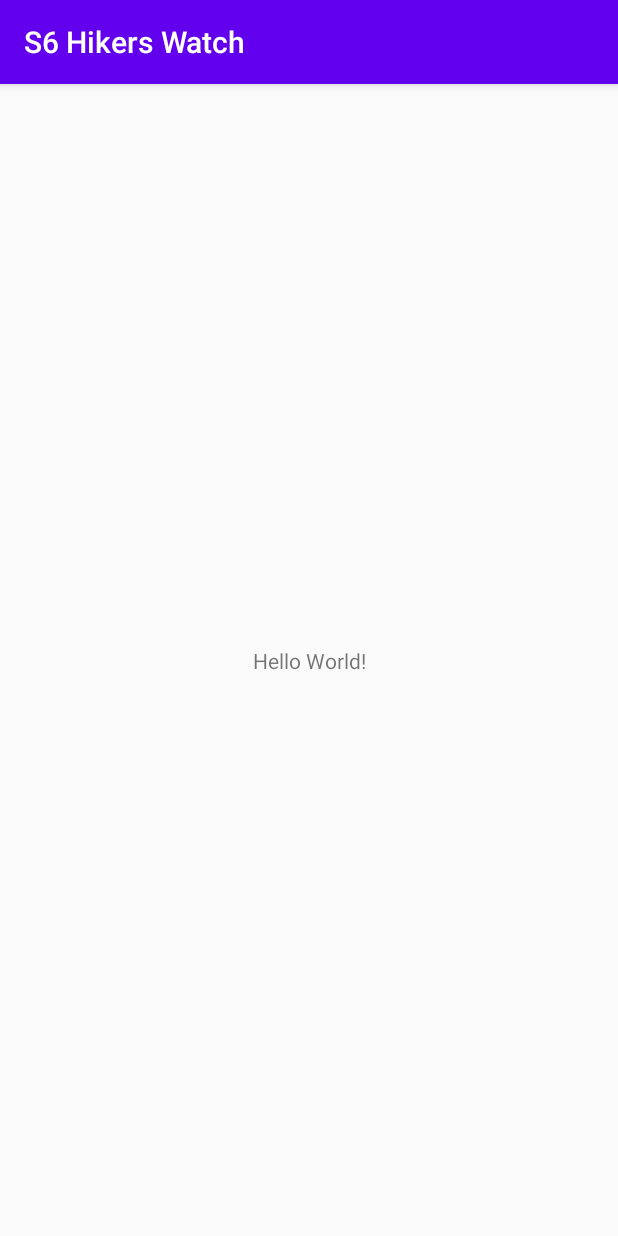
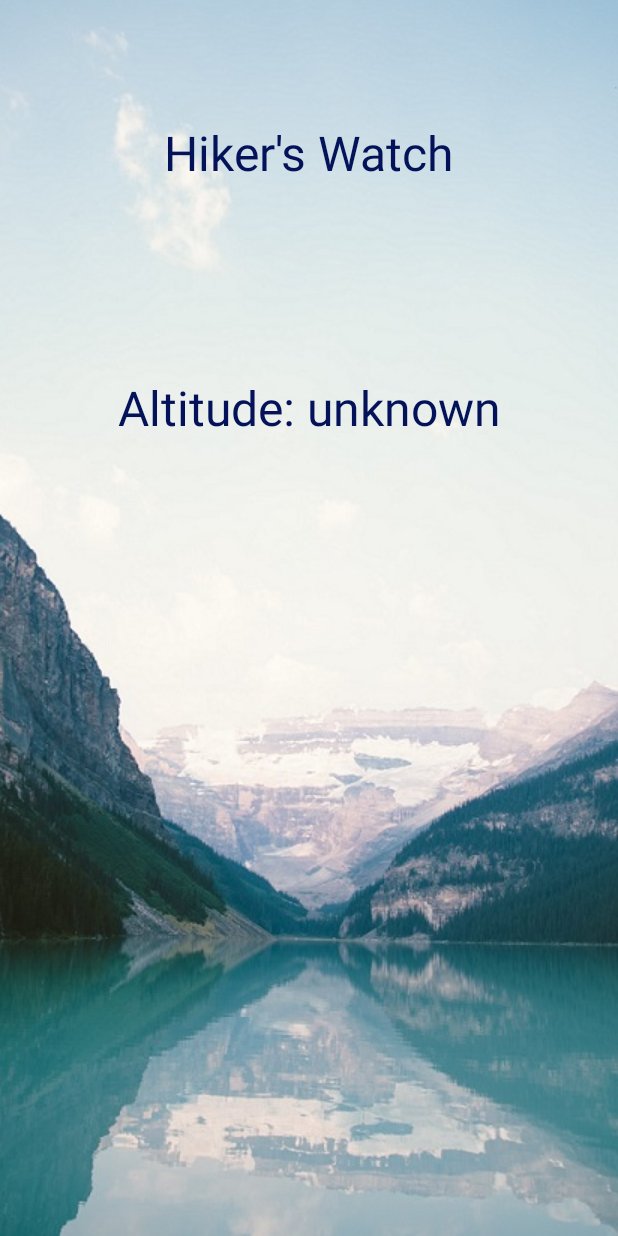
Before and after one commit to Udemy-The-Complete-Android-Dev-Course/S6-Hikers-Watch, an Android app: the screen it shows after launch (MainActivity), on a phone screen of 412 x 824 dp. Run offline under Robolectric (Android 15) with nearby library versions, the phone set to English and light mode, and no system bars.

Commit message:
Add background image, visual components and remove action bar.

```diff
--- a/app/src/main/res/layout/activity_main.xml
+++ b/app/src/main/res/layout/activity_main.xml
@@ -6,13 +6,41 @@
     android:layout_height="match_parent"
     tools:context=".MainActivity">
 
+    <ImageView
+        android:id="@+id/imageView"
+        android:layout_width="0dp"
+        android:layout_height="0dp"
+        android:scaleType="center"
+        app:layout_constraintBottom_toBottomOf="parent"
+        app:layout_constraintEnd_toEndOf="parent"
+        app:layout_constraintStart_toStartOf="parent"
+        app:layout_constraintTop_toTopOf="parent"
+        app:srcCompat="@drawable/mountain2" />
+
     <TextView
+        android:id="@+id/textView"
         android:layout_width="wrap_content"
         android:layout_height="wrap_content"
-        android:text="Hello World!"
-        app:layout_constraintBottom_toBottomOf="parent"
-        app:layout_constraintLeft_toLeftOf="parent"
-        app:layout_constraintRight_toRightOf="parent"
+        android:layout_marginTop="80dp"
+        android:text="Hiker's Watch"
+        android:textColor="#041259"
+        android:textSize="32sp"
+        app:layout_constraintEnd_toEndOf="parent"
+        app:layout_constraintHorizontal_bias="0.500"
+        app:layout_constraintStart_toStartOf="parent"
         app:layout_constraintTop_toTopOf="parent" />
 
+    <TextView
+        android:id="@+id/textView2"
+        android:layout_width="0dp"
+        android:layout_height="wrap_content"
+        android:layout_marginTop="250dp"
+        android:text="Altitude: unknown"
+        android:textAlignment="center"
+        android:textColor="#041259"
+        android:textSize="32sp"
+        app:layout_constraintEnd_toEndOf="parent"
+        app:layout_constraintHorizontal_bias="0.500"
+        app:layout_constraintStart_toStartOf="parent"
+        app:layout_constraintTop_toTopOf="parent" />
 </androidx.constraintlayout.widget.ConstraintLayout>
--- a/app/src/main/res/values/styles.xml
+++ b/app/src/main/res/values/styles.xml
@@ -1,7 +1,7 @@
 <resources>
 
     <!-- Base application theme. -->
-    <style name="AppTheme" parent="Theme.AppCompat.Light.DarkActionBar">
+    <style name="AppTheme" parent="Theme.AppCompat.Light.NoActionBar">
         <!-- Customize your theme here. -->
         <item name="colorPrimary">@color/colorPrimary</item>
         <item name="colorPrimaryDark">@color/colorPrimaryDark</item>
```
Also changed, not shown: app/src/main/res/drawable/mountain2.jpg (added).
